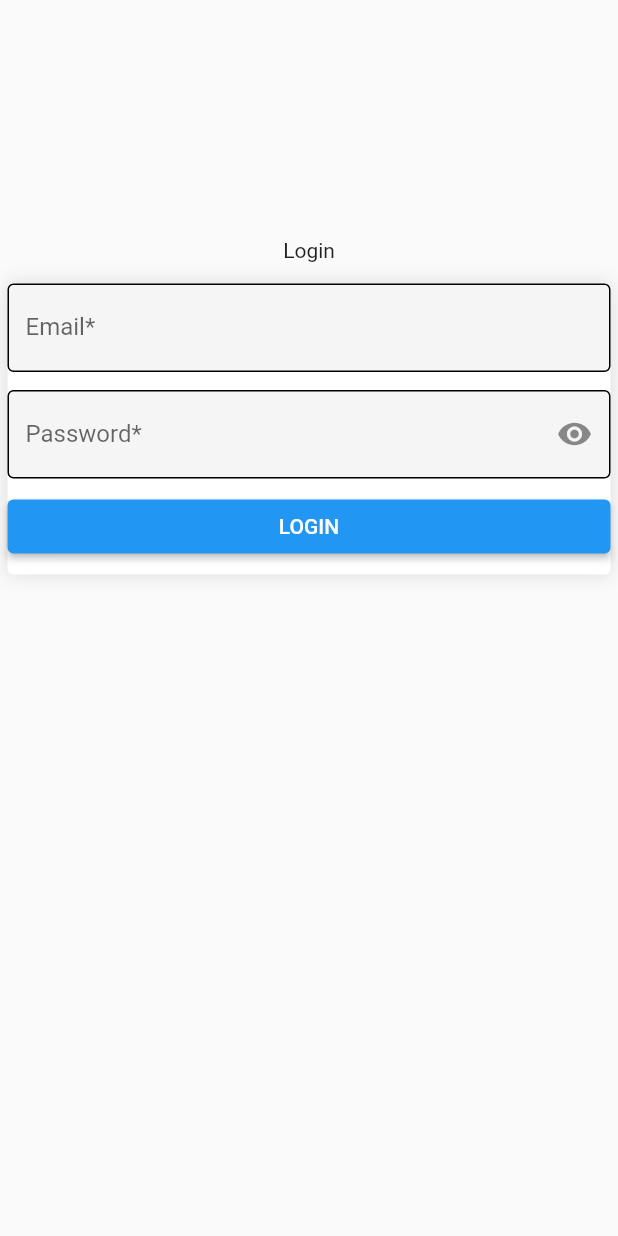
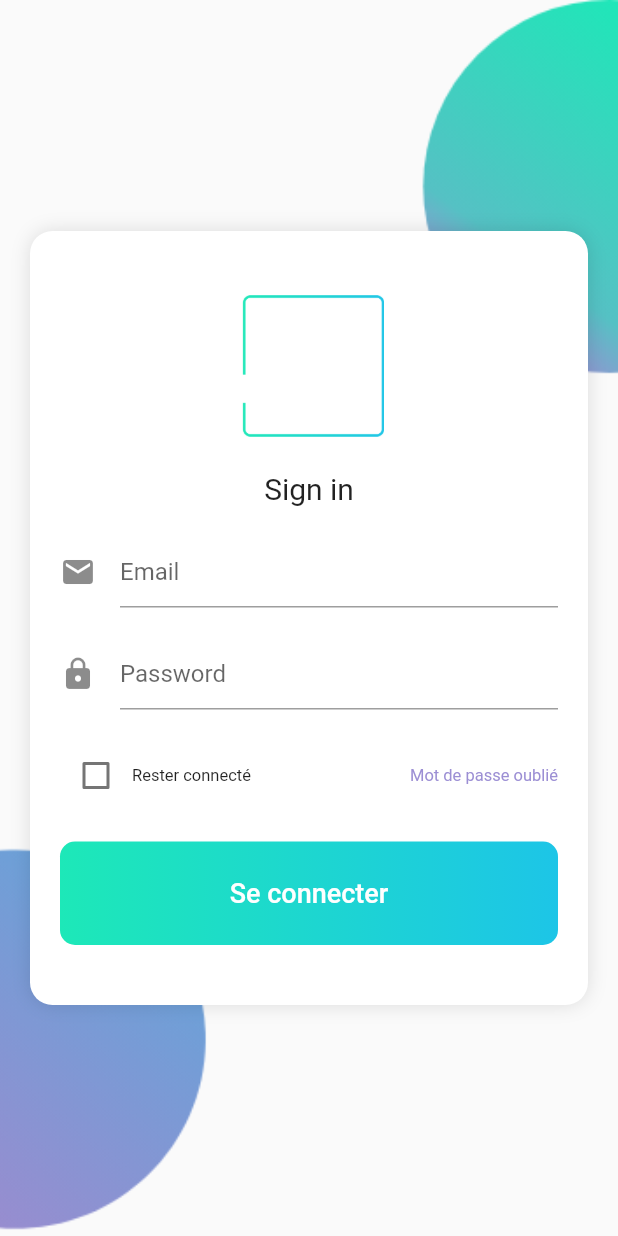
Before and after one commit to ala100-soltani/square-mobile, a Flutter app: the screen it shows after launch, on a phone screen of 412 x 824 dp. Run offline on Flutter 3.47's test engine with Material 2 defaults, Android fonts, the phone set to English and light mode, and no system bars; our stand-ins replace dartz, equatable, firebase_core, flutter_bloc, get_it; accounts and stored records are empty.

Commit message:
updated login page / pipeline still in dev

```diff
--- a/lib/features/authentication/presentation/pages/login_page.dart
+++ b/lib/features/authentication/presentation/pages/login_page.dart
@@ -3,6 +3,8 @@ import 'package:flutter/services.dart';
 import 'package:flutter_bloc/flutter_bloc.dart';
 import 'package:square/features/authentication/presentation/bloc/authentication_bloc.dart';
 import 'package:square/injection_container.dart';
+
+import '../widgets/login_form.dart';
 
 class LoginPage extends StatefulWidget {
   const LoginPage({super.key});
@@ -15,6 +17,7 @@ class _LoginPageState extends State<LoginPage> {
   final TextEditingController _emailEditingController = TextEditingController();
   final TextEditingController _passwordEditingController =
       TextEditingController();
+  bool rememberUser = false;
 
   final FocusNode _emailNode = FocusNode();
   final FocusNode _passwordNode = FocusNode();
@@ -46,179 +49,36 @@ class _LoginPageState extends State<LoginPage> {
       onTap: () => FocusScope.of(context).requestFocus(_viewNode),
       child: Scaffold(
         key: _scaffoldKey,
-        body: AnnotatedRegion<SystemUiOverlayStyle>(
-          value: SystemUiOverlayStyle.dark.copyWith(),
-          child: _buildBody(context),
+        body: Container(
+          //background image
+          decoration: const BoxDecoration(
+            image: DecorationImage(
+              image: AssetImage("assets/ccircles.png"),
+              fit: BoxFit.cover,
+            ),
+          ),
+          child: AnnotatedRegion<SystemUiOverlayStyle>(
+            value: SystemUiOverlayStyle.dark.copyWith(),
+            child: _buildBody(context),
+          ),
         ),
       ),
     );
   }
 
   BlocProvider<AuthenticationBloc> _buildBody(BuildContext context) {
-    final Size size = MediaQuery.of(context).size;
     final bool isKeyboardOpen = (MediaQuery.of(context).viewInsets.bottom > 0);
     return BlocProvider<AuthenticationBloc>(
       create: (_) => sl<AuthenticationBloc>(),
-      child: Container(
-        height: size.height,
-        width: size.width,
-        padding: const EdgeInsets.all(5),
+      child: Center(
         child: SingleChildScrollView(
           child: Column(
             crossAxisAlignment: CrossAxisAlignment.center,
-            mainAxisAlignment: MainAxisAlignment.start,
+            mainAxisAlignment: MainAxisAlignment.spaceEvenly,
             children: <Widget>[
-              _buildHeader(isKeyboardOpen),
-              _buildForm(context),
-              /* _buildEmailField(context),
-              const Padding(
-                padding: EdgeInsets.only(top: 12),
-              ),
-              _buildPasswordField(context),
-              const Padding(
-                padding: EdgeInsets.only(top: 14),
-              ),
-              SizedBox(
-                width: double.infinity,
-                height: 36,
-                child: _buildLoginButton(),
-              ),
-              const Padding(
-                padding: EdgeInsets.only(top: 14),
-              ), */
+              LoginForm(context: context),
             ],
           ),
-        ),
-      ),
-    );
-  }
-
-  Widget _buildHeader(bool isKeyboardOpen) {
-    if (!isKeyboardOpen) {
-      return Column(
-        children: const <Widget>[
-          Padding(
-            padding: EdgeInsets.only(top: 74),
-          ),
-          SizedBox(
-            width: 60,
-            height: 60,
-          ),
-          Padding(
-            padding: EdgeInsets.only(top: 20),
-          ),
-          Text(
-            "Login",
-          ),
-          Padding(
-            padding: EdgeInsets.only(top: 14),
-          ),
-        ],
-      );
-    }
-    return const Padding(
-      padding: EdgeInsets.only(top: 74),
-    );
-  }
-
-  BlocBuilder _buildLoginButton() {
-    return BlocBuilder<AuthenticationBloc, AuthenticationState>(
-      builder: (context, state) {
-        if (state is NotLoggedState ||
-            state is ErrorState ||
-            state is AuthenticationInitial) {
-          if (state is ErrorState) {
-            WidgetsBinding.instance.addPostFrameCallback((_) {
-              debugPrint("ErrorState : ${state.message}");
-            });
-          }
-          return ElevatedButton(
-            key: const Key("login"),
-            onPressed: () {
-              BlocProvider.of<AuthenticationBloc>(context).add(
-                LoginEvent(
-                  _emailEditingController.text,
-                  _passwordEditingController.text,
-                ),
-              );
-            },
-            child: const Text(
-              "LOGIN",
-            ),
-          );
-        } else if (state is LoadingState) {
-          WidgetsBinding.instance.addPostFrameCallback((_) {
-            debugPrint("LoadingState");
-          });
-
-          return const Center(child: CircularProgressIndicator());
-        } else if (state is LoggedState) {
-          WidgetsBinding.instance.addPostFrameCallback((_) {
-            debugPrint("logged in");
-            Navigator.pushNamedAndRemoveUntil(
-                context, "/entreprises", (route) => false);
-          });
-        }
-        return const Center(child: CircularProgressIndicator());
-      },
-    );
-  }
-
-  TextFormField _buildEmailField(BuildContext context) {
-    return TextFormField(
-      focusNode: _emailNode,
-      controller: _emailEditingController,
-      keyboardType: TextInputType.emailAddress,
-      decoration: InputDecoration(
-        focusedBorder: OutlineInputBorder(
-          borderRadius: BorderRadius.circular(4.0),
-          borderSide: const BorderSide(),
-        ),
-        border: OutlineInputBorder(
-          borderRadius: BorderRadius.circular(4.0),
-          borderSide: const BorderSide(),
-        ),
-        enabledBorder: OutlineInputBorder(
-          borderRadius: BorderRadius.circular(4.0),
-          borderSide: const BorderSide(),
-        ),
-        filled: true,
-        labelText: "Email*",
-      ),
-      onFieldSubmitted: (term) {
-        _fieldFocusChange(context, _emailNode, _passwordNode);
-      },
-    );
-  }
-
-  TextFormField _buildPasswordField(BuildContext context) {
-    return TextFormField(
-      focusNode: _passwordNode,
-      controller: _passwordEditingController,
-      obscureText: _obscureText,
-      keyboardType: TextInputType.visiblePassword,
-      decoration: InputDecoration(
-        focusedBorder: OutlineInputBorder(
-          borderRadius: BorderRadius.circular(4.0),
-          borderSide: const BorderSide(),
-        ),
-        border: OutlineInputBorder(
-          borderRadius: BorderRadius.circular(4.0),
-          borderSide: const BorderSide(),
-        ),
-        enabledBorder: OutlineInputBorder(
-          borderRadius: BorderRadius.circular(4.0),
-          borderSide: const BorderSide(),
-        ),
-        filled: true,
-        labelText: "Password*",
-        suffixIcon: IconButton(
-          icon: const Icon(Icons.remove_red_eye),
-          onPressed: () {
-            setState(() {
-              _obscureText = !_obscureText;
-            });
-          },
         ),
       ),
     );
@@ -229,45 +89,4 @@ class _LoginPageState extends State<LoginPage> {
     currentFocus.unfocus();
     FocusScope.of(context).requestFocus(nextFocus);
   }
-
-  Widget _buildForm(BuildContext context) {
-    return Container(
-      //set color to black if the system is in dark mode
-      decoration: BoxDecoration(
-        color: Theme.of(context).brightness == Brightness.dark
-            ? Colors.black
-            : Colors.white,
-        borderRadius: BorderRadius.circular(4.0),
-        boxShadow: const <BoxShadow>[
-          BoxShadow(
-            color: Colors.black12,
-            blurRadius: 10.0,
-            offset: Offset(0.0, 0.0),
-          ),
-        ],
-      ),
-      child: Form(
-        child: Column(
-          children: <Widget>[
-            _buildEmailField(context),
-            const Padding(
-              padding: EdgeInsets.only(top: 12),
-            ),
-            _buildPasswordField(context),
-            const Padding(
-              padding: EdgeInsets.only(top: 14),
-            ),
-            SizedBox(
-              width: double.infinity,
-              height: 36,
-              child: _buildLoginButton(),
-            ),
-            const Padding(
-              padding: EdgeInsets.only(top: 14),
-            ),
-          ],
-        ),
-      ),
-    );
-  }
 }
--- /dev/null
+++ b/lib/features/authentication/presentation/widgets/login_form.dart
@@ -0,0 +1,165 @@
+import 'package:flutter/material.dart';
+import 'package:flutter_bloc/flutter_bloc.dart';
+
+import '../bloc/authentication_bloc.dart';
+
+class LoginForm extends StatefulWidget {
+  const LoginForm({required this.context, super.key});
+  final BuildContext context;
+
+  @override
+  State<LoginForm> createState() => _LoginFormState();
+}
+
+class _LoginFormState extends State<LoginForm> {
+  final TextEditingController _emailEditingController = TextEditingController();
+  final TextEditingController _passwordEditingController =
+      TextEditingController();
+  bool rememberUser = false;
+
+  @override
+  Widget build(context) {
+    return Container(
+      margin: const EdgeInsets.symmetric(horizontal: 20.0, vertical: 50.0),
+      padding: const EdgeInsets.symmetric(horizontal: 20.0, vertical: 40.0),
+      decoration: BoxDecoration(
+        color: Theme.of(context).brightness == Brightness.dark
+            ? Colors.black
+            : Colors.white,
+        borderRadius: BorderRadius.circular(15.0),
+        boxShadow: const [
+          BoxShadow(
+            color: Colors.black12,
+            blurRadius: 10.0,
+            offset: Offset(0.0, 0.0),
+          ),
+        ],
+      ),
+      child: SingleChildScrollView(
+        child: Form(
+          child: Column(
+            mainAxisAlignment: MainAxisAlignment.center,
+            crossAxisAlignment: CrossAxisAlignment.center,
+            children: <Widget>[
+              Image.asset(
+                'assets/square_logo.png',
+                width: 100,
+                height: 100,
+              ),
+              const SizedBox(height: 20.0),
+              const Text("Sign in", style: TextStyle(fontSize: 20.0)),
+              const SizedBox(height: 20.0),
+              TextFormField(
+                controller: _emailEditingController,
+                decoration: const InputDecoration(
+                  hintText: "Email",
+                  icon: Icon(Icons.email),
+                ),
+                keyboardType: TextInputType.emailAddress,
+                validator: (value) {
+                  if (value!.isEmpty) {
+                    return "Please enter your email";
+                  }
+                  return null;
+                },
+              ),
+              const SizedBox(height: 20.0),
+              TextFormField(
+                controller: _passwordEditingController,
+                decoration: const InputDecoration(
+                  hintText: "Password",
+                  icon: Icon(Icons.lock),
+                ),
+                obscureText: true,
+                validator: (value) {
+                  if (value!.isEmpty) {
+                    return "Please enter your password";
+                  }
+                  return null;
+                },
+              ),
+              const SizedBox(height: 20.0),
+              Row(
+                mainAxisAlignment: MainAxisAlignment.spaceBetween,
+                children: <Widget>[
+                  Row(
+                    children: [
+                      Checkbox(
+                        value: rememberUser,
+                        onChanged: (value) {
+                          setState(() {
+                            rememberUser = value!;
+                          });
+                        },
+                      ),
+                      const Text(
+                        "Rester connecté",
+                        style: TextStyle(fontSize: 11),
+                      ),
+                    ],
+                  ),
+                  const Text(
+                    "Mot de passe oublié",
+                    style: TextStyle(fontSize: 11, color: Color(0xff9C8FD4)),
+                  ),
+                ],
+              ),
+              const SizedBox(height: 20.0),
+              BlocBuilder<AuthenticationBloc, AuthenticationState>(
+                builder: (context, state) {
+                  if (state is NotLoggedState ||
+                      state is ErrorState ||
+                      state is AuthenticationInitial) {
+                    if (state is ErrorState) {
+                      WidgetsBinding.instance.addPostFrameCallback((_) {
+                        debugPrint("ErrorState : ${state.message}");
+                      });
+                    }
+                    return Container(
+                      width: double.infinity,
+                      decoration: BoxDecoration(
+                        borderRadius: BorderRadius.circular(10),
+                        gradient: const LinearGradient(
+                          colors: [Color(0xff1DE8B8), Color(0xff1DC5E7)],
+                        ),
+                      ),
+                      child: TextButton(
+                        onPressed: () {
+                          BlocProvider.of<AuthenticationBloc>(context).add(
+                            LoginEvent(
+                              _emailEditingController.text,
+                              _passwordEditingController.text,
+                            ),
+                          );
+                        },
+                        child: const Padding(
+                          padding: EdgeInsets.symmetric(vertical: 16.0),
+                          child: Text(
+                            "Se connecter",
+                            style: TextStyle(
+                              color: Colors.white,
+                              fontSize: 18.0,
+                            ),
+                          ),
+                        ),
+                      ),
+                    );
+                  } else if (state is LoadingState) {
+                    return const CircularProgressIndicator();
+                  } else if (state is LoggedState) {
+                    WidgetsBinding.instance.addPostFrameCallback((_) {
+                      debugPrint("logged in");
+                      Navigator.pushNamedAndRemoveUntil(
+                          context, "/entreprises", (route) => false);
+                    });
+                  }
+                  return const Center(child: CircularProgressIndicator());
+                },
+              ),
+            ],
+          ),
+        ),
+      ),
+    );
+  }
+}
--- a/pubspec.yaml
+++ b/pubspec.yaml
@@ -41,6 +41,7 @@ dependencies:
   dartz: ^0.10.1
   get_it: ^7.3.0
   firebase_core: ^2.10.0
+  flutter_svg: ^2.0.5
 
 dev_dependencies:
   flutter_test:
@@ -60,7 +61,8 @@ dev_dependencies:
 
 # The following section is specific to Flutter packages.
 flutter:
-
+  assets:
+    - assets/
   # The following line ensures that the Material Icons font is
   # included with your application, so that you can use the icons in
   # the material Icons class.
```
Also changed, not shown: assets/ccircles.png (added), assets/square_logo.png (added), pubspec.lock.
